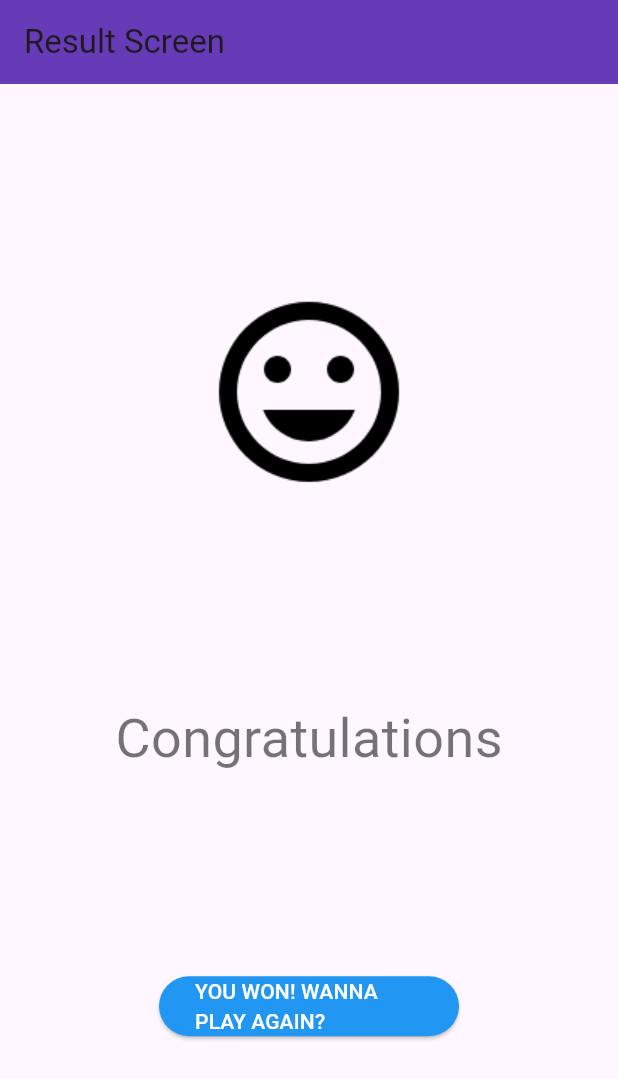
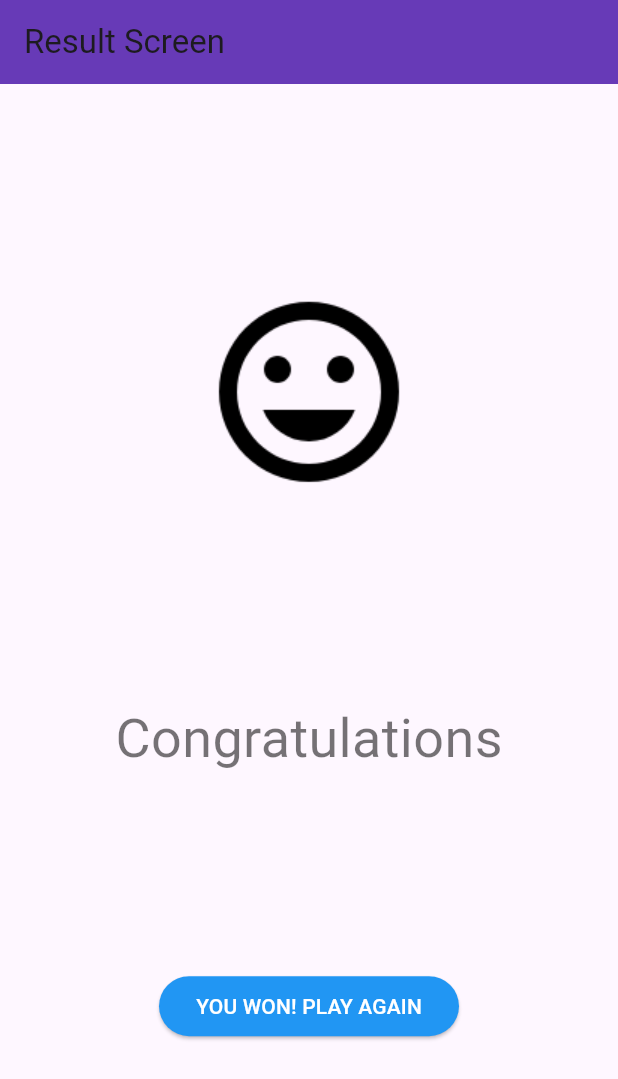
Before and after one commit to furkancabbar/Guess-Number, a Flutter app: the ResultScreen screen opened directly, on a phone screen of 412 x 824 dp. Shown: the top 1079 px of the screen. Run offline on Flutter 3.47's test engine with Material 3 defaults, Android fonts, the light colour scheme and no system bars.

Commit message:
result message changed

```diff
--- a/lib/ResultScreen.dart
+++ b/lib/ResultScreen.dart
@@ -39,7 +39,7 @@ class _ResultScreenState extends State<ResultScreen> {
               height: 40,
               child: ElevatedButton(
                 child: Text(
-                  widget.result ? "YOU WON! WANNA PLAY AGAIN?" : "TRY AGAIN",
+                  widget.result ? "YOU WON! PLAY AGAIN" : "TRY AGAIN",
                   style: TextStyle(color: Colors.white),
                 ),
                 onPressed: () {
```
